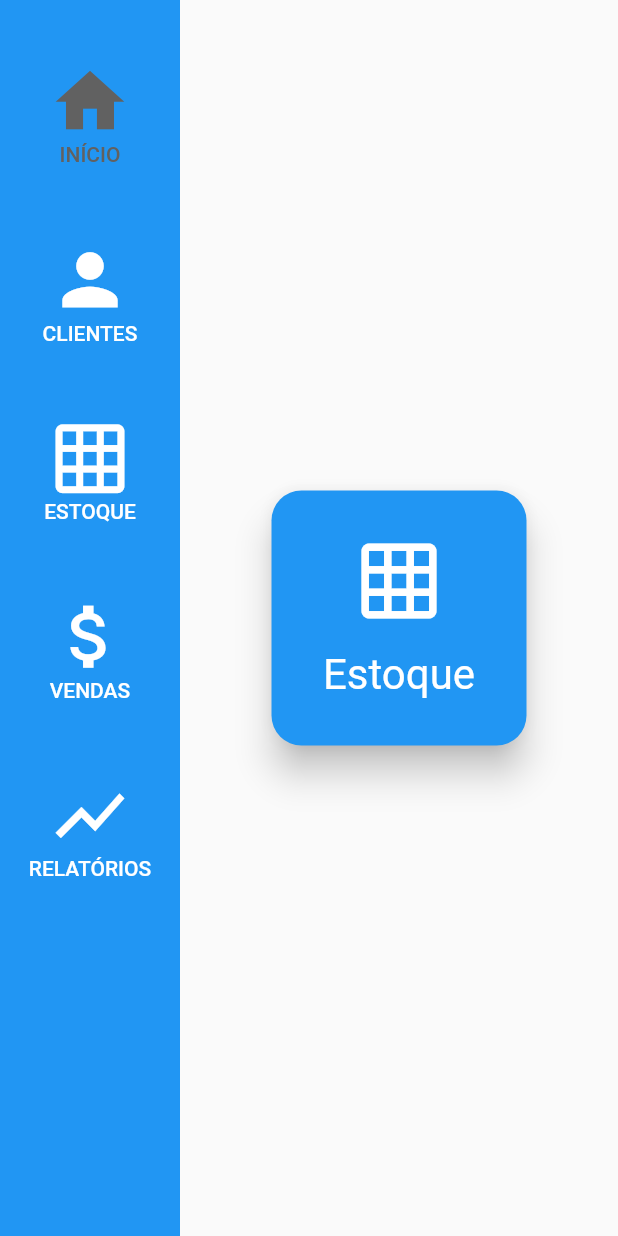
After one commit to GabrielGodoy01/tcc_maua_2022, a Flutter app: the RelatoriosPage screen opened by its route, on a phone screen of 412 x 824 dp. The commit adds this screen. Run offline on Flutter 3.47's test engine with Material 2 defaults, Android fonts, the light colour scheme and no system bars; our stand-ins replace dio, extended_masked_text, flutter_mobx, flutter_modular, mobx; generated files the repository leaves out were written again.

Commit message:
tela geral de seleção de relatório

```diff
--- a/lib/app/modules/landing/landing_module.dart
+++ b/lib/app/modules/landing/landing_module.dart
@@ -1,5 +1,6 @@
 import 'package:flutter_modular/flutter_modular.dart';
 import 'package:tcc_maua_2022/app/modules/home/home_module.dart';
+import 'package:tcc_maua_2022/app/modules/relatorios/relatorios_module.dart';
 import 'package:tcc_maua_2022/app/modules/vendas/vendas_module.dart';
 
 import '../../shared/widgets/vertical-appbar/controller/appbar_controller.dart';
@@ -22,6 +23,7 @@ class LandingModule extends Module {
           ModuleRoute('/clientes', module: ClientesModule()),
           ModuleRoute('/home', module: HomeModule()),
           ModuleRoute('/vendas', module: VendasModule()),
+          ModuleRoute('/relatorios', module: RelatoriosModule()),
         ]),
   ];
 }
--- /dev/null
+++ b/lib/app/modules/relatorios/presentation/ui/relatorios_page.dart
@@ -0,0 +1,20 @@
+import 'package:flutter/material.dart';
+import 'package:flutter_modular/flutter_modular.dart';
+import 'package:tcc_maua_2022/app/modules/relatorios/presentation/ui/widgets/buttons/relatorios_button_widget.dart';
+
+class RelatoriosPage extends StatelessWidget {
+  const RelatoriosPage({super.key});
+
+  @override
+  Widget build(BuildContext context) {
+    return Scaffold(
+      body: Center(
+        child: RelatoriosButtonWidget(
+          nomeRelatorio: 'Estoque',
+          icon: Icons.grid_on,
+          onPressed: () => Modular.to.navigate('/home'),
+        ),
+      ),
+    );
+  }
+}
--- /dev/null
+++ b/lib/app/modules/relatorios/presentation/ui/widgets/buttons/relatorios_button_widget.dart
@@ -0,0 +1,49 @@
+import 'package:flutter/material.dart';
+
+class RelatoriosButtonWidget extends StatelessWidget {
+  final String nomeRelatorio;
+  final IconData icon;
+  final Function()? onPressed;
+  const RelatoriosButtonWidget(
+      {super.key,
+      required this.nomeRelatorio,
+      required this.icon,
+      this.onPressed});
+
+  @override
+  Widget build(BuildContext context) {
+    return SizedBox(
+      height: 170,
+      width: 170,
+      child: ElevatedButton(
+          style: ElevatedButton.styleFrom(
+              textStyle: const TextStyle(fontSize: 28),
+              elevation: 10,
+              backgroundColor: Colors.blue,
+              shape: RoundedRectangleBorder(
+                borderRadius: BorderRadius.circular(20),
+              )),
+          onPressed: onPressed,
+          child: Column(
+            mainAxisAlignment: MainAxisAlignment.center,
+            crossAxisAlignment: CrossAxisAlignment.center,
+            children: [
+              Icon(
+                icon,
+                color: Colors.white,
+                size: 60,
+              ),
+              const SizedBox(
+                height: 16,
+              ),
+              Text(
+                nomeRelatorio,
+                style: const TextStyle(
+                  color: Colors.white,
+                ),
+              )
+            ],
+          )),
+    );
+  }
+}
--- a/lib/app/modules/vendas/presentation/controllers/vendas_controller.dart
+++ b/lib/app/modules/vendas/presentation/controllers/vendas_controller.dart
@@ -95,7 +95,7 @@ abstract class VendasControllerBase with Store {
   }
 
   @action
-  void realizarVenda() async {
+  Future realizarVenda() async {
     await repository.registrarVenda(venda);
   }
 }
--- a/lib/app/shared/widgets/vertical-appbar/vertical_appbar_widget.dart
+++ b/lib/app/shared/widgets/vertical-appbar/vertical_appbar_widget.dart
@@ -70,6 +70,16 @@ class VerticalAppbarWidget extends StatelessWidget {
             const SizedBox(
               height: 32,
             ),
+            VerticalNavbarButtonWidget(
+              buttonText: 'RELATÓRIOS',
+              indexToShow: controller.indexToShow,
+              myIndex: 4,
+              onPressed: () async {
+                await controller.toggleIndex(4);
+                Modular.to.navigate('/relatorios/');
+              },
+              icon: Icons.show_chart,
+            ),
           ]),
         ),
       );
```
Also changed, not shown: lib/app/modules/relatorios/presentation/controllers/relatorios_controller.dart (added, +25 -0 lines), lib/app/modules/relatorios/relatorios_module.dart (added, +24 -0 lines), lib/app/modules/estoque/presentation/controllers/estoque_controller.g.dart, lib/app/modules/relatorios/presentation/controllers/relatorios_controller.g.dart (added), lib/app/modules/vendas/presentation/controllers/vendas_controller.g.dart.
